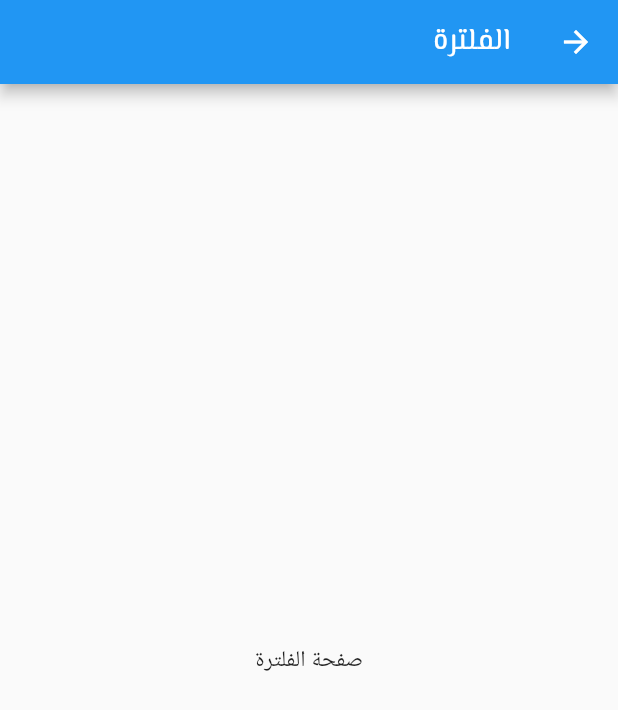
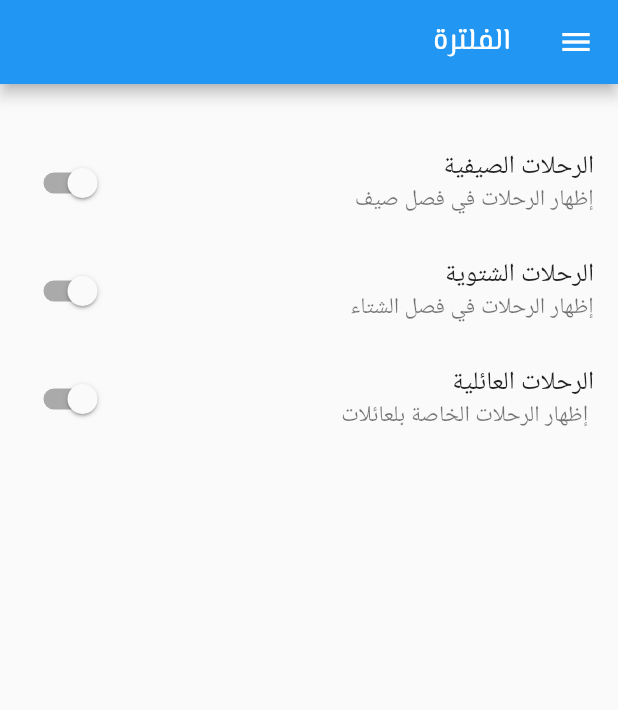
Before and after one commit to YOSEF12-POR/traveling_app, a Flutter app: the filtersScreen screen opened by its route, on a phone screen of 412 x 824 dp. Shown: the top 710 px of the screen. Run offline on Flutter 3.47's test engine with Material 2 defaults, Android fonts, the phone set to English and light mode, and no system bars; network calls fail.

Commit message:
initial Commet

```diff
--- a/lib/screens/filters_screen.dart
+++ b/lib/screens/filters_screen.dart
@@ -1,16 +1,78 @@
 import 'package:flutter/material.dart';
+import 'package:traveling_app/widgets/ap_drawer.dart';
 
-class filtersScreen extends StatelessWidget {
+class filtersScreen extends StatefulWidget {
   const filtersScreen({Key? key}) : super(key: key);
 
+  static const screenRoute = '/filters';
 
-  static const screenRoute = '/filters';
+  @override
+  _filtersScreenState createState() => _filtersScreenState();
+}
+
+class _filtersScreenState extends State<filtersScreen> {
+  Widget buildSwitchTile(
+      String title, String subtitle, var currntValue, updatevalue) {
+    return SwitchListTile(
+        title: Text(title),
+        subtitle: Text(subtitle),
+        value: currntValue,
+        onChanged: updatevalue);
+  }
+
+  var _isInSummer = false;
+  var _isInWinter = false;
+  var _isForFamilies = false;
+
   @override
   Widget build(BuildContext context) {
     return Scaffold(
-      appBar: AppBar(title: Text('الفلترة'),),
-      body: Center(
-        child: Text('صفحة الفلترة'),
+      appBar: AppBar(
+        title: Text('الفلترة'),
+      ),
+      drawer: AppDrawer(),
+      body: Column(
+        children: [
+          Expanded(
+            child: ListView(
+              children: [
+                SizedBox(
+                  height: 30,
+                ),
+                buildSwitchTile(
+                  'الرحلات الصيفية',
+                  'إظهار الرحلات في فصل صيف',
+                  _isInSummer,
+                  (newValue) {
+                    setState(() {
+                      _isInSummer = newValue;
+                    });
+                  },
+                ),
+                buildSwitchTile(
+                  'الرحلات الشتوية',
+                  'إظهار الرحلات في فصل الشتاء',
+                  _isInWinter,
+                  (newValue) {
+                    setState(() {
+                      _isInWinter = newValue;
+                    });
+                  },
+                ),
+                buildSwitchTile(
+                  'الرحلات العائلية',
+                  ' إظهار الرحلات الخاصة بلعائلات ',
+                  _isForFamilies,
+                  (newValue) {
+                    setState(() {
+                      _isForFamilies = newValue;
+                    });
+                  },
+                ),
+              ],
+            ),
+          ),
+        ],
       ),
     );
   }
```
Also changed, not shown: lib/screens/trip_detail_screen.dart (+7 -1 lines), lib/widgets/ap_drawer.dart (+8 -10 lines).
